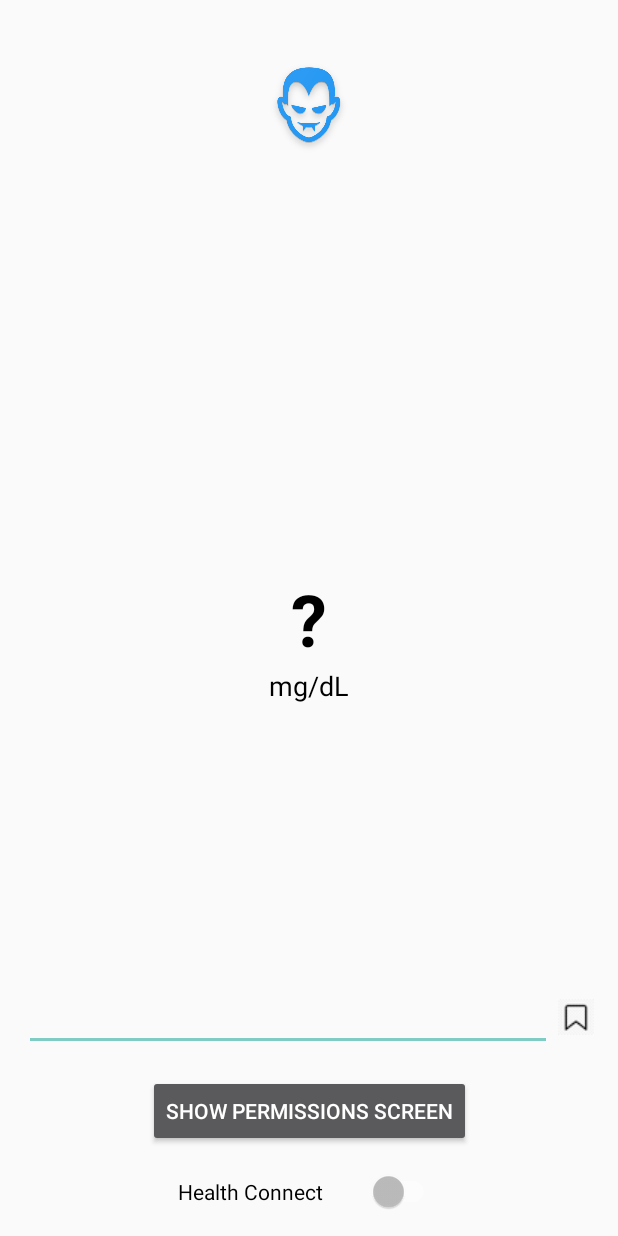
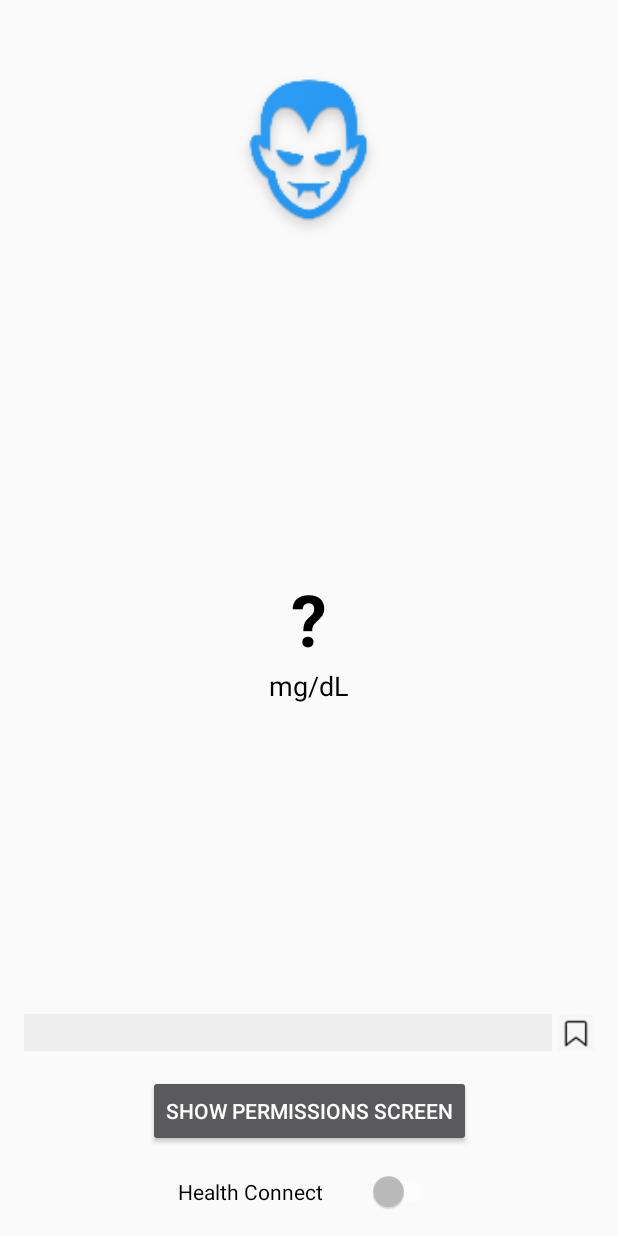
Before and after one commit to vicktor/vampire, an Android app built with Jetpack Compose: the screen it shows after launch (MainActivity), on a phone screen of 412 x 824 dp. Run offline under Robolectric (Android 15) with nearby library versions, the phone set to English and light mode, and no system bars; libraries missing offline, so code that uses them is left out: androidx.health.connect; 1 statement that could not run was skipped.

```diff
--- a/app/build.gradle
+++ b/app/build.gradle
@@ -11,8 +11,8 @@ android {
         applicationId "xyz.bauber.vampire"
         minSdk 28
         targetSdk 33
-        versionCode 2
-        versionName "1.0.1"
+        versionCode 3
+        versionName "1.0.3"
 
         testInstrumentationRunner "androidx.test.runner.AndroidJUnitRunner"
     }
--- a/app/src/main/java/xyz/bauber/vampire/services/WebServerService.kt
+++ b/app/src/main/java/xyz/bauber/vampire/services/WebServerService.kt
@@ -24,7 +24,7 @@ class WebServerService : Service() {
 
         val notification = NotificationCompat.Builder(this, CHANNEL_ID)
             .setContentTitle(getString(R.string.webserver))
-            .setContentText(getString(R.string.ws_running))
+            .setContentText("$URL:$PORT")
             .setPriority(NotificationCompat.PRIORITY_HIGH)
             .setSmallIcon(R.drawable.ic_notification)
             .build()
@@ -49,7 +49,7 @@ class WebServerService : Service() {
     private fun createNotificationChannel() {
         if (Build.VERSION.SDK_INT >= Build.VERSION_CODES.O) {
             val name = getString(R.string.webserver)
-            val descriptionText = getString(R.string.ws_running)
+            val descriptionText = "$URL:$PORT"
             val importance = NotificationManager.IMPORTANCE_DEFAULT
             val channel = NotificationChannel(CHANNEL_ID, name, importance).apply {
                 description = descriptionText
@@ -63,5 +63,7 @@ class WebServerService : Service() {
     companion object {
         const val CHANNEL_ID = "VampireWebServerHttpChannel"
         const val NOTIFICATION_ID = 19701506
+        const val PORT = 5566
+        const val URL = "http://localhost"
     }
 }
--- a/app/src/main/java/xyz/bauber/vampire/webserver/WebServer.kt
+++ b/app/src/main/java/xyz/bauber/vampire/webserver/WebServer.kt
@@ -4,8 +4,10 @@ import com.google.gson.Gson
 import xyz.bauber.vampire.BaseApplication
 import xyz.bauber.vampire.database.DatabaseManager
 import fi.iki.elonen.NanoHTTPD
+import xyz.bauber.vampire.services.WebServerService.Companion.PORT
 
-class WebServer : NanoHTTPD(5566) {
+
+class WebServer : NanoHTTPD(PORT) {
     override fun serve(session: IHTTPSession): Response {
         val mimeType = "text/json"
 
--- a/app/src/main/res/layout/activity_main.xml
+++ b/app/src/main/res/layout/activity_main.xml
@@ -60,9 +60,8 @@
 
     <ImageView
         android:id="@+id/imageView2"
-        android:layout_width="wrap_content"
-        android:layout_height="wrap_content"
-        android:layout_marginTop="16dp"
+        android:layout_width="200dp"
+        android:layout_height="200dp"
         android:src="@mipmap/ic_launcher_adaptive_fore"
         app:layout_constraintEnd_toEndOf="parent"
         app:layout_constraintStart_toStartOf="parent"
@@ -105,6 +104,7 @@
         app:layout_constraintEnd_toStartOf="@+id/save"
         app:layout_constraintHorizontal_bias="1.0"
         app:layout_constraintStart_toStartOf="parent"
+        android:background="#eee"
         android:focusableInTouchMode="true">
         <requestFocus />
     </EditText>
```
